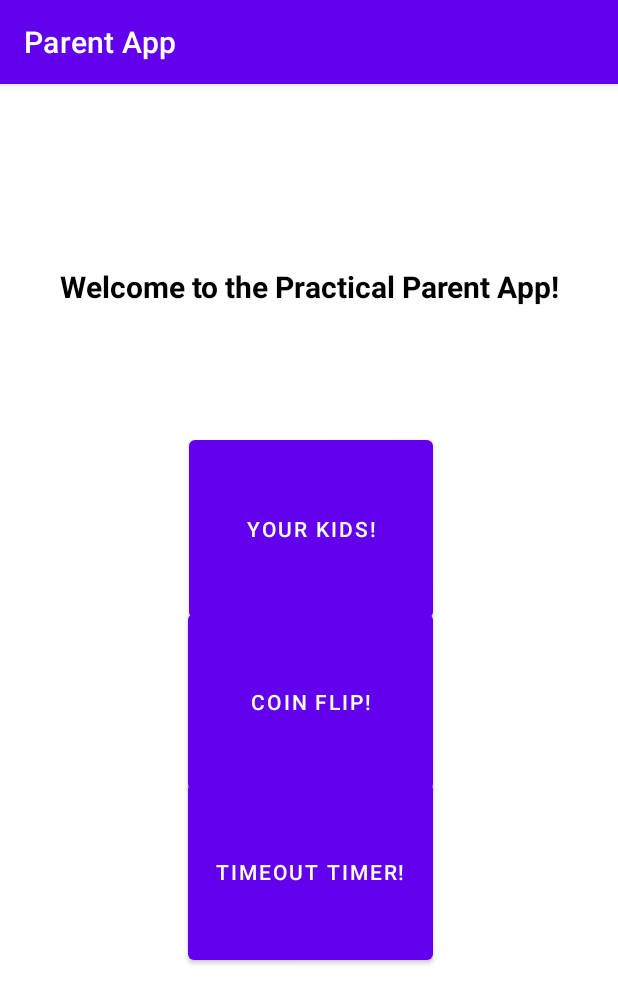
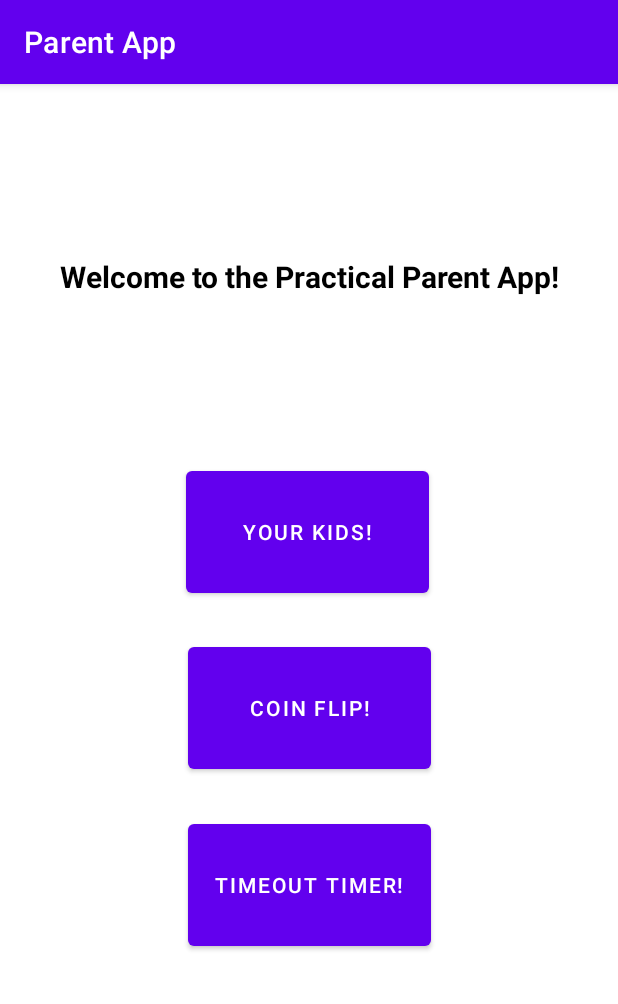
Before and after one commit to mikhael-oo/Parent-app, an Android app: the screen it shows after launch (MainActivity), on a phone screen of 412 x 824 dp. Shown: the top 1004 px of the screen. Run offline under Robolectric (Android 15) with nearby library versions, the phone set to English and light mode, and no system bars.

Commit message:
main menu fix!

```diff
--- a/app/src/main/java/com/example/parentapp/MainActivity.java
+++ b/app/src/main/java/com/example/parentapp/MainActivity.java
@@ -32,7 +32,7 @@ public class MainActivity extends AppCompatActivity {
 
     // set up the three required buttons on the screen
     public void setupAllButtons(){
-        Button childrenEditBtn = findViewById(R.id.addChild);
+        Button childrenEditBtn = findViewById(R.id.editKid);
         childrenEditBtn.setOnClickListener(new View.OnClickListener() {
             @Override
             public void onClick(View view) {
@@ -45,8 +45,8 @@ public class MainActivity extends AppCompatActivity {
         coinFlipBtn.setOnClickListener(new View.OnClickListener() {
             @Override
             public void onClick(View view) {
-           //     Intent intent = CoinFlipActivity.makeIntent(MainActivity.this);
-             //   startActivity(intent);
+//                Intent intent = CoinTossAct.makeIntent(MainActivity.this);
+//                startActivity(intent);
             }
         });
 
--- a/app/src/main/res/layout/activity_coin_toss.xml
+++ b/app/src/main/res/layout/activity_coin_toss.xml
@@ -27,4 +27,6 @@
         app:layout_constraintStart_toStartOf="parent"
         app:layout_constraintTop_toTopOf="parent"
         app:srcCompat="@drawable/loonie_head" />
+
+
 </androidx.constraintlayout.widget.ConstraintLayout>
--- a/app/src/main/res/layout/activity_main.xml
+++ b/app/src/main/res/layout/activity_main.xml
@@ -1,5 +1,6 @@
 <?xml version="1.0" encoding="utf-8"?>
-<RelativeLayout xmlns:android="http://schemas.android.com/apk/res/android"
+<androidx.constraintlayout.widget.ConstraintLayout xmlns:android="http://schemas.android.com/apk/res/android"
+    xmlns:app="http://schemas.android.com/apk/res-auto"
     xmlns:tools="http://schemas.android.com/tools"
     android:id="@+id/activity_main_menu"
     android:layout_width="match_parent"
@@ -15,12 +16,13 @@
         android:layout_alignParentTop="true"
         android:layout_alignParentEnd="true"
         android:layout_alignParentBottom="true"
-        android:layout_marginStart="125dp"
-        android:layout_marginLeft="125dp"
-        android:layout_marginTop="460dp"
-        android:layout_marginEnd="123dp"
-        android:layout_marginBottom="178dp"
-        android:text="Timeout Timer!" />
+        android:text="Timeout Timer!"
+        app:layout_constraintBottom_toBottomOf="parent"
+        app:layout_constraintEnd_toEndOf="parent"
+        app:layout_constraintHorizontal_bias="0.502"
+        app:layout_constraintStart_toStartOf="parent"
+        app:layout_constraintTop_toTopOf="parent"
+        app:layout_constraintVertical_bias="0.722" />
 
     <TextView
         android:id="@+id/mainTitle"
@@ -28,14 +30,16 @@
         android:layout_height="61dp"
         android:layout_alignParentTop="true"
         android:layout_alignParentBottom="true"
-        android:layout_marginTop="121dp"
-        android:layout_marginBottom="549dp"
         android:shadowColor="#FFFFFF"
         android:text="Welcome to the Practical Parent App!"
         android:textAlignment="center"
         android:textColor="#000000"
         android:textSize="20sp"
-        android:textStyle="normal|bold" />
+        android:textStyle="normal|bold"
+        app:layout_constraintBottom_toBottomOf="parent"
+        app:layout_constraintStart_toStartOf="parent"
+        app:layout_constraintTop_toTopOf="parent"
+        app:layout_constraintVertical_bias="0.162" />
 
     <Button
         android:id="@+id/CoinFlip"
@@ -46,28 +50,29 @@
         android:layout_alignParentTop="true"
         android:layout_alignParentEnd="true"
         android:layout_alignParentBottom="true"
-        android:layout_marginStart="125dp"
-        android:layout_marginLeft="125dp"
-        android:layout_marginTop="347dp"
-        android:layout_marginEnd="123dp"
-        android:layout_marginBottom="291dp"
-        android:text="Coin Flip!" />
+        android:text="Coin Flip!"
+        app:layout_constraintBottom_toBottomOf="parent"
+        app:layout_constraintEnd_toEndOf="parent"
+        app:layout_constraintStart_toStartOf="parent"
+        app:layout_constraintTop_toTopOf="parent"
+        app:layout_constraintVertical_bias="0.547" />
 
     <Button
-        android:id="@+id/addChild"
-        android:layout_width="wrap_content"
-        android:layout_height="wrap_content"
+        android:id="@+id/editKid"
+        android:layout_width="162dp"
+        android:layout_height="93dp"
         android:layout_alignParentStart="true"
         android:layout_alignParentLeft="true"
         android:layout_alignParentTop="true"
         android:layout_alignParentEnd="true"
         android:layout_alignParentBottom="true"
-        android:layout_marginStart="126dp"
-        android:layout_marginLeft="126dp"
-        android:layout_marginTop="231dp"
-        android:layout_marginEnd="123dp"
-        android:layout_marginBottom="406dp"
-        android:text="Your Kids!" />
+        android:text="Your Kids!"
+        app:layout_constraintBottom_toBottomOf="parent"
+        app:layout_constraintEnd_toEndOf="parent"
+        app:layout_constraintHorizontal_bias="0.497"
+        app:layout_constraintStart_toStartOf="parent"
+        app:layout_constraintTop_toTopOf="parent"
+        app:layout_constraintVertical_bias="0.374" />
 
 
-</RelativeLayout>
+</androidx.constraintlayout.widget.ConstraintLayout>
```
